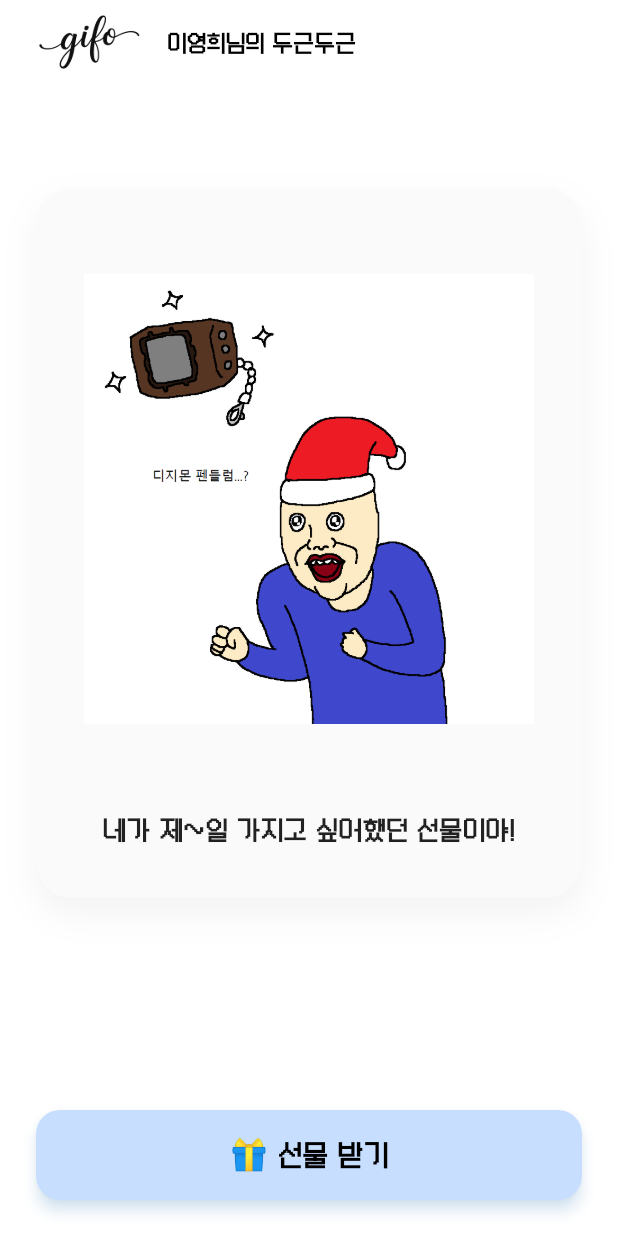
After one commit to Team-gifo/gifo-front, a Flutter app: the UnboxingView screen opened by its route, on a phone screen of 412 x 824 dp. The commit adds this screen. Run offline on Flutter 3.47's test engine with Material 3 defaults, Android fonts, the phone set to English and light mode, and no system bars; our stand-ins replace confetti, flutter_svg, go_router, image_picker, toastification.

Commit message:
feat: 바로 오픈 구현

```diff
--- a/lib/core/router/app_router.dart
+++ b/lib/core/router/app_router.dart
@@ -16,6 +16,7 @@ import '../../features/lobby/presentation/views/memory_gallery_view.dart';
 import '../../features/content/presentation/views/gacha_view.dart';
 import '../../features/content/presentation/views/quiz_view.dart';
 import '../../features/content/presentation/views/result_view.dart';
+import '../../features/content/presentation/views/unboxing_view.dart';
 
 bool isPackageComplete = false;
 
@@ -70,6 +71,14 @@ final GoRouter appRouter = GoRouter(
       builder: (BuildContext context, GoRouterState state) {
         final code = state.extra as String? ?? 'quiz123';
         return QuizView(code: code);
+      },
+    ),
+    // 콘텐츠 진행 - 바로 오픈 화면
+    GoRoute(
+      path: '/content/unboxing',
+      builder: (BuildContext context, GoRouterState state) {
+        final String code = state.extra as String? ?? 'open123';
+        return UnboxingView(code: code);
       },
     ),
     // 콘텐츠 진행 - 공용 결과창 화면
--- /dev/null
+++ b/lib/features/content/presentation/views/unboxing_view.dart
@@ -0,0 +1,200 @@
+import 'package:flutter/material.dart';
+import 'package:go_router/go_router.dart';
+
+import '../../../lobby/data/models/lobby_data.dart';
+
+class UnboxingView extends StatefulWidget {
+  final String code;
+
+  const UnboxingView({super.key, required this.code});
+
+  @override
+  State<UnboxingView> createState() => _UnboxingViewState();
+}
+
+class _UnboxingViewState extends State<UnboxingView> {
+  late LobbyData lobbyData;
+  late UnboxingContent unboxingContent;
+  bool _isHovering = false;
+
+  @override
+  void initState() {
+    super.initState();
+    // 전달된 코드를 바탕으로 모델 초기화 (라우터 로직을 통해 보장되었다고 가정)
+    lobbyData = LobbyData.getDummyByCode(widget.code)!;
+    unboxingContent = lobbyData.content!.unboxing!;
+  }
+
+  void _onReceiveGift() {
+    // 선물 받기 버튼 클릭 시 결과창으로 이동
+    context.push(
+      '/content/result',
+      extra: <String, dynamic>{
+        'itemName': unboxingContent.afterOpen.itemName,
+        'imageUrl': unboxingContent.afterOpen.imageUrl,
+      },
+    );
+  }
+
+  @override
+  Widget build(BuildContext context) {
+    final Size size = MediaQuery.of(context).size;
+    final bool isDesktop = size.width > 900;
+
+    return Scaffold(
+      backgroundColor: Colors.white,
+      appBar: AppBar(
+        automaticallyImplyLeading: false,
+        backgroundColor: Colors.white,
+        elevation: 0,
+        title: Padding(
+          padding: const EdgeInsets.symmetric(horizontal: 8.0),
+          child: Row(
+            children: <Widget>[
+              Image.asset('assets/images/title_logo.png', height: 50),
+              const SizedBox(width: 16),
+              // 데스크탑/모바일에 따라 타이틀 텍스트 크기 조정
+              if (size.width > 600)
+                RichText(
+                  text: TextSpan(
+                    style: const TextStyle(
+                      fontSize: 20,
+                      color: Colors.black,
+                      fontWeight: FontWeight.bold,
+                    ),
+                    children: <InlineSpan>[
+                      TextSpan(
+                        text: lobbyData.user,
+                        style: const TextStyle(color: Colors.blue),
+                      ),
+                      const TextSpan(text: '님의 '),
+                      TextSpan(
+                        text: lobbyData.subTitle,
+                        style: const TextStyle(color: Colors.blue),
+                      ),
+                      const TextSpan(text: ' 선물상자'),
+                    ],
+                  ),
+                )
+              else
+                Expanded(
+                  child: Text(
+                    '${lobbyData.user}님의 ${lobbyData.subTitle}',
+                    style: const TextStyle(
+                      fontSize: 16,
+                      color: Colors.black,
+                      fontWeight: FontWeight.bold,
+                    ),
+                    overflow: TextOverflow.ellipsis,
+                  ),
+                ),
+            ],
+          ),
+        ),
+      ),
+      body: SafeArea(
+        child: Center(
+          child: SingleChildScrollView(
+            child: Padding(
+              padding: const EdgeInsets.symmetric(horizontal: 24.0),
+              child: Column(
+                mainAxisAlignment: MainAxisAlignment.center,
+                children: <Widget>[
+                  if (isDesktop) const SizedBox(height: 48),
+
+                  Container(
+                    constraints: const BoxConstraints(maxWidth: 700),
+                    decoration: BoxDecoration(
+                      color: Colors.grey.shade50,
+                      borderRadius: BorderRadius.circular(24.0),
+                      boxShadow: <BoxShadow>[
+                        BoxShadow(
+                          color: Colors.black.withValues(alpha: 0.05),
+                          blurRadius: 20,
+                          offset: const Offset(0, 10),
+                        ),
+                      ],
+                    ),
+                    padding: const EdgeInsets.all(32.0),
+                    child: Column(
+                      children: <Widget>[
+                        // 상자 이미지 (beforeOpen.imageUrl)
+                        ClipRRect(
+                          borderRadius: BorderRadius.circular(16.0),
+                          child: Image.asset(
+                            unboxingContent.beforeOpen.imageUrl,
+                            fit: BoxFit.contain,
+                            width: double.infinity,
+                            height: isDesktop ? 500 : 350,
+                          ),
+                        ),
+                        const SizedBox(height: 32),
+
+                        // 2. 설명 텍스트 (beforeOpen.description)
+                        Text(
+                          unboxingContent.beforeOpen.description,
+                          textAlign: TextAlign.center,
+                          style: const TextStyle(
+                            fontSize: 18,
+                            color: Colors.black87,
+                            fontWeight: FontWeight.w600,
+                            height: 1.5,
+                          ),
+                        ),
+                      ],
+                    ),
+                  ),
+                  const SizedBox(height: 48),
+
+                  // 데스크탑인 경우 버튼을 컨텐츠 바로 하단에 배치
+                  if (isDesktop) _buildReceiveButton(isDesktop: true),
+
+                  if (isDesktop) const SizedBox(height: 48),
+                ],
+              ),
+            ),
+          ),
+        ),
+      ),
+      // 모바일인 경우 버튼을 화면 최하단에 고정
+      bottomNavigationBar: isDesktop
+          ? null
+          : SafeArea(
+              child: Padding(
+                padding: const EdgeInsets.all(24.0),
+                child: _buildReceiveButton(isDesktop: false),
+              ),
+            ),
+    );
+  }
+
+  // 선물 받기 버튼 위젯
+  Widget _buildReceiveButton({required bool isDesktop}) {
+    return MouseRegion(
+      onEnter: (_) => setState(() => _isHovering = true),
+      onExit: (_) => setState(() => _isHovering = false),
+      child: AnimatedContainer(
+        duration: const Duration(milliseconds: 200),
+        transform: Matrix4.translationValues(0, _isHovering ? -5 : 0, 0),
+        width: isDesktop ? 400 : double.infinity,
+        height: 60,
+        child: ElevatedButton(
+          onPressed: _onReceiveGift,
+          style: ElevatedButton.styleFrom(
+            backgroundColor: const Color(0xFFC7DEFF), // 포인트 버튼 색상 (연한 파랑)
+            foregroundColor: Colors.black,
+            elevation: _isHovering ? 8 : 4,
+            shadowColor: Colors.blue.withValues(alpha: 0.3),
+            shape: RoundedRectangleBorder(
+              borderRadius: BorderRadius.circular(16.0),
+            ),
+          ),
+          child: const Text(
+            '🎁 선물 받기',
+            style: TextStyle(fontSize: 20, fontWeight: FontWeight.bold),
+          ),
+        ),
+      ),
+    );
+  }
+}
--- a/lib/features/lobby/data/models/lobby_data.dart
+++ b/lib/features/lobby/data/models/lobby_data.dart
@@ -45,7 +45,7 @@ class LobbyData {
     } else if (code == 'open123') {
       return LobbyData(
         user: '이영희', // 바로 오픈 테스트 유저
-        subTitle: '너를 위해 준비한 선물이야',
+        subTitle: '두근두근',
         bgm: 'track_sweet_03',
         gallery: <GalleryItem>[],
         content: LobbyContent(unboxing: _getDummyUnboxing()),
@@ -124,11 +124,11 @@ class LobbyData {
     return UnboxingContent(
       beforeOpen: UnboxingBefore(
         imageUrl: 'assets/images/item/open_before.png',
-        description: '상자 안에 무엇이 들어있을까요? 클릭해서 확인해보세요!',
+        description: '네가 제~일 가지고 싶어했던 선물이야!',
       ),
       afterOpen: UnboxingAfter(
         itemName: '아이패드 프로 M4',
-        imageUrl: 'assets/images/item/ipad.avif',
+        imageUrl: 'assets/images/item/ipad.jpeg',
       ),
     );
   }
```
Also changed, not shown: assets/images/item/ipad.jpeg (added), assets/images/item/open_before.png, 1 other file.
